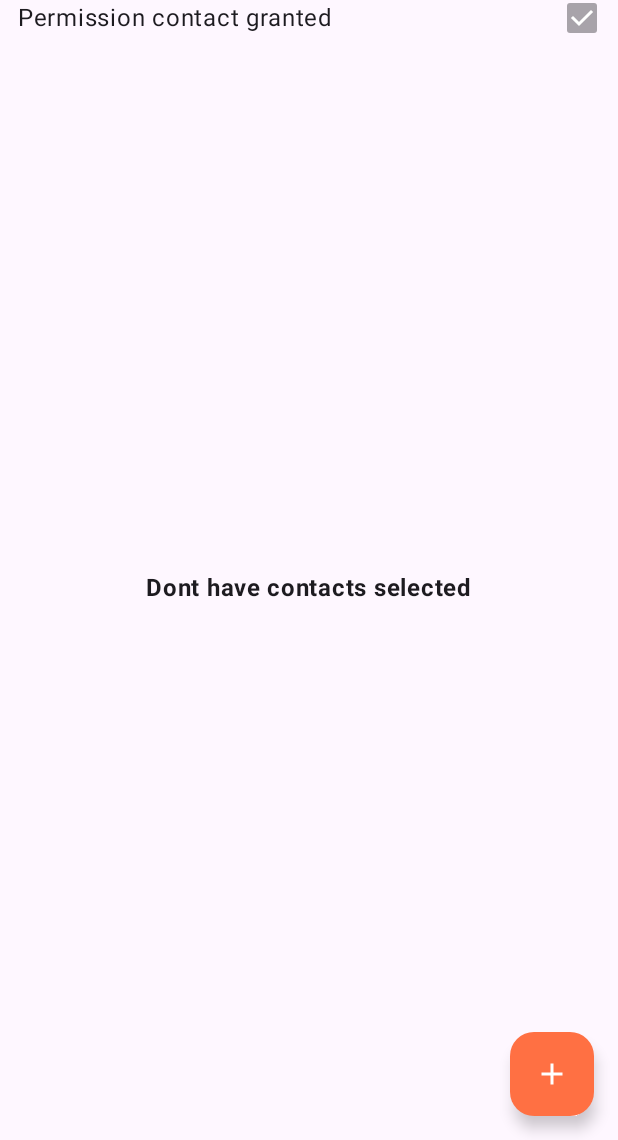
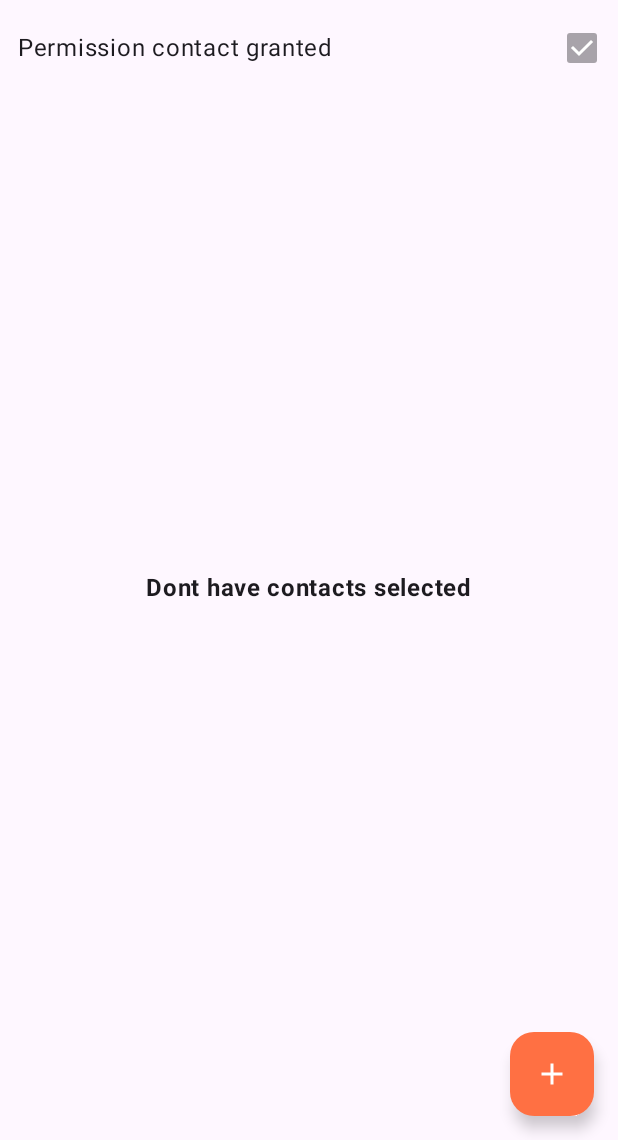
Before and after one commit to Alfonsina30/contact_compose_project, an Android app built with Jetpack Compose: the screen it shows after launch (MainActivity), on a phone screen of 412 x 824 dp, the part 96-1236 px from its top. Run offline under Robolectric (Android 15) with nearby library versions, the phone set to English and light mode, and no system bars.

Commit message:
Update MainScreen.kt

```diff
--- a/app/src/main/java/com/example/whatscontacts/view/MainScreen.kt
+++ b/app/src/main/java/com/example/whatscontacts/view/MainScreen.kt
@@ -44,7 +44,9 @@ fun MainScreen(
             }
         }
     ) { padding ->
-        Column(modifier = Modifier.padding(padding).fillMaxSize()) {
+        Column(modifier = Modifier.padding(padding)
+                .padding(vertical = 20.dp)
+                .fillMaxSize()) {
             Row(
                 modifier = Modifier.fillMaxWidth().padding(horizontal = 12.dp),
                 verticalAlignment = Alignment.CenterVertically,
```
